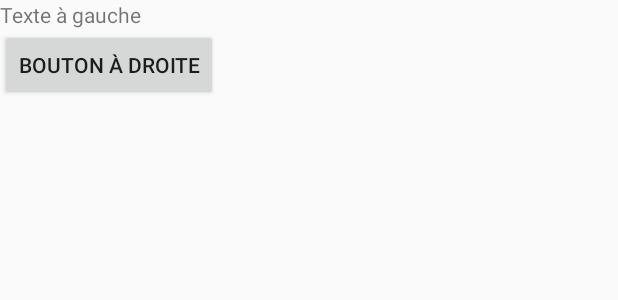
After one commit to ZieAmara/ESIR2-SI-ProgMobile-TPs, an Android app built with Jetpack Compose: the layout main_layout.xml on its own in the app's theme, with its tools: preview values and no code run, on a phone screen of 412 x 824 dp. The commit adds this screen. Shown: the top 300 px of the screen. Run offline under Robolectric (Android 15) with nearby library versions, the phone set to English and light mode, and no system bars.

Commit message:
reponse 1 & 2

```diff
--- a/TP2/Manipulationdeslayouts/app/src/main/AndroidManifest.xml
+++ b/TP2/Manipulationdeslayouts/app/src/main/AndroidManifest.xml
@@ -1,6 +1,6 @@
 <?xml version="1.0" encoding="utf-8"?>
 <manifest xmlns:android="http://schemas.android.com/apk/res/android"
-    xmlns:tools="http://schemas.android.com/tools">
+    xmlns:tools="http://schemas.android.com/tools" >
 
     <application
         android:allowBackup="true"
@@ -11,12 +11,12 @@
         android:roundIcon="@mipmap/ic_launcher_round"
         android:supportsRtl="true"
         android:theme="@style/Theme.ManipulationDesLayouts"
-        tools:targetApi="31">
+        tools:targetApi="31" >
         <activity
             android:name=".MainActivity"
             android:exported="true"
             android:label="@string/app_name"
-            android:theme="@style/Theme.ManipulationDesLayouts">
+            android:theme="@style/Theme.ManipulationDesLayouts" >
             <intent-filter>
                 <action android:name="android.intent.action.MAIN" />
 
--- a/TP2/Manipulationdeslayouts/app/src/main/java/com/example/manipulationdeslayouts/ui/theme/Theme.kt
+++ b/TP2/Manipulationdeslayouts/app/src/main/java/com/example/manipulationdeslayouts/ui/theme/Theme.kt
@@ -28,10 +28,7 @@ private val LightColorPalette = lightColors(
 )
 
 @Composable
-fun ManipulationDesLayoutsTheme(
-    darkTheme: Boolean = isSystemInDarkTheme(),
-    content: @Composable () -> Unit
-) {
+fun ManipulationDesLayoutsTheme(darkTheme: Boolean = isSystemInDarkTheme(), content: @Composable () -> Unit) {
     val colors = if (darkTheme) {
         DarkColorPalette
     } else {
--- /dev/null
+++ b/TP2/Manipulationdeslayouts/app/src/main/res/layout/main_layout.xml
@@ -0,0 +1,14 @@
+<?xml version="1.0" encoding="utf-8"?>
+<LinearLayout xmlns:android="http://schemas.android.com/apk/res/android"
+                android:layout_width="match_parent"
+                android:layout_height="match_parent"
+                android:orientation="vertical" >
+        <TextView android:id="@+id/text"
+                android:layout_width="wrap_content"
+                android:layout_height="wrap_content"
+                android:text="Texte à gauche" />
+        <Button android:id="@+id/button"
+                android:layout_width="wrap_content"
+                android:layout_height="wrap_content"
+                android:text="Bouton à droite" />
+</LinearLayout>
--- a/TP2/Manipulationdeslayouts/app/src/main/res/values/themes.xml
+++ b/TP2/Manipulationdeslayouts/app/src/main/res/values/themes.xml
@@ -1,6 +1,5 @@
 <?xml version="1.0" encoding="utf-8"?>
 <resources>
-
     <style name="Theme.ManipulationDesLayouts" parent="android:Theme.Material.Light.NoActionBar">
         <item name="android:statusBarColor">@color/purple_700</item>
     </style>
```
Also changed, not shown: TP2/Manipulationdeslayouts/app/src/main/java/com/example/manipulationdeslayouts/MainActivity.kt (+2 -32 lines).
